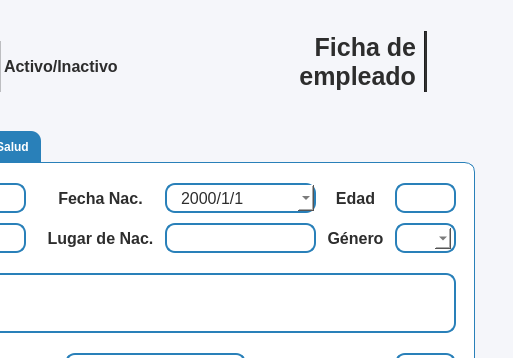
Above: resources/ui/ficha_emple.ui from Proyecto-Uptjaa/Proyecto_SIRA before the change; both pictures show x 487 to 1000 and y 0 to 358 of the 1000 by 600 pixel window. Below: the same form after it.
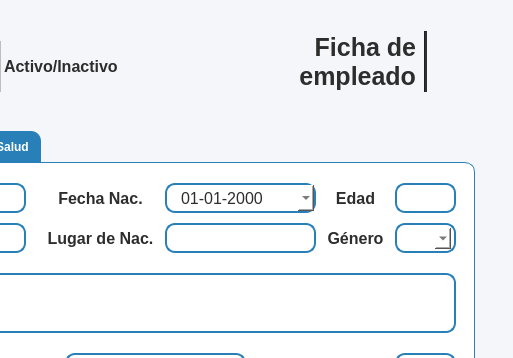
That is the form after the change. The open tabs and pages were chosen to show the change. Icons and pictures are not drawn.

```diff
--- a/resources/ui/ficha_emple.ui
+++ b/resources/ui/ficha_emple.ui
@@ -1258,7 +1258,7 @@
         }</string>
         </property>
         <property name="displayFormat">
-         <string>yyyy/M/d</string>
+         <string>dd-MM-yyyy</string>
         </property>
         <property name="calendarPopup">
          <bool>true</bool>
```
Left out of the diff: 2 changed lines with no effect on the pictures.
